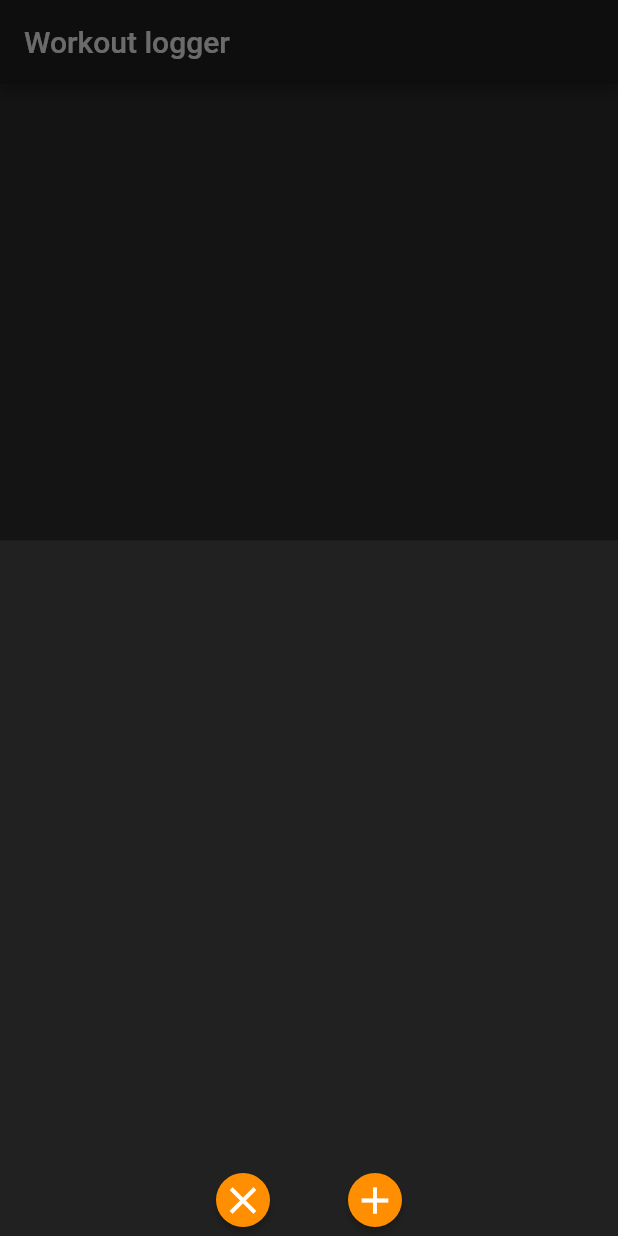
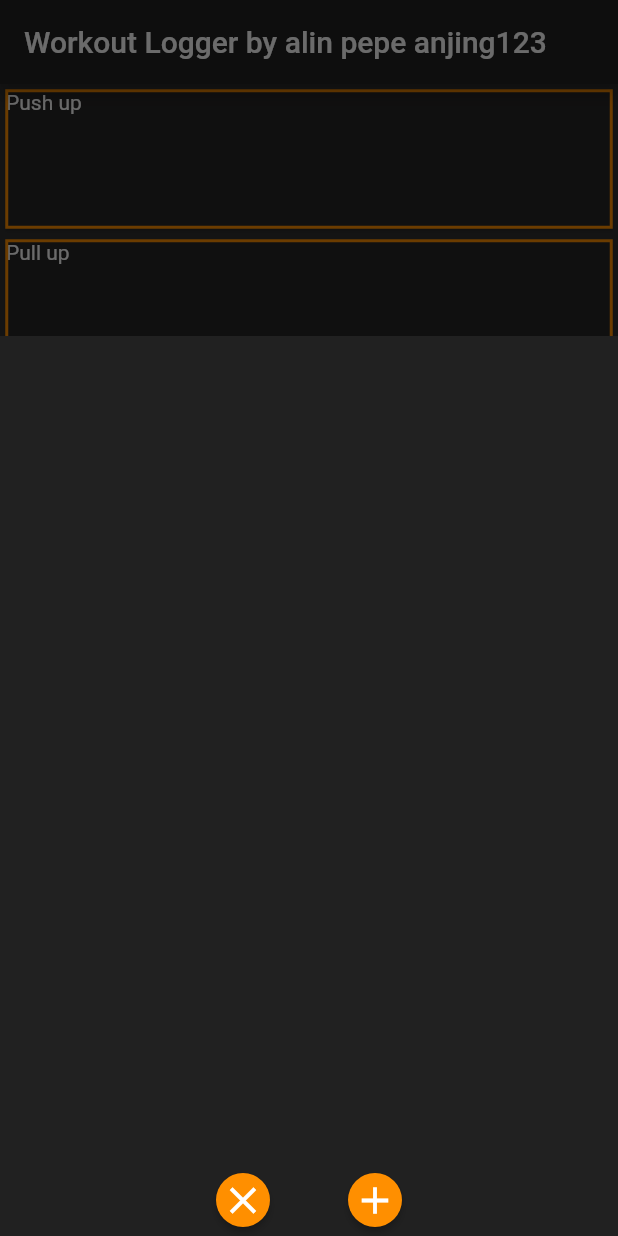
Before and after one commit to KuhakuPixel/Workout_Logger_App, a Flutter app: the screen it shows after launch, after a tap on the "add" icon, on a phone screen of 412 x 824 dp. Run offline on Flutter 3.47's test engine with Material 2 defaults, Android fonts, the phone set to English and light mode, and no system bars.

Commit message:
added a card item

```diff
--- /dev/null
+++ b/lib/CardItemWidgets/ExerciseItemWidget.dart
@@ -0,0 +1,30 @@
+import 'package:WorkoutLoggerApp/miscellaneousStuffs/ApplicationColorsPallete.dart';
+import 'package:flutter/material.dart';
+
+///An widget for containing an exercise item
+class ExerciseItemWidget extends StatelessWidget {
+  final String exerciseName;
+  //constructor
+  ExerciseItemWidget({this.exerciseName}) {}
+  @override
+  Widget build(BuildContext context) {
+    return Container(
+      child: Card(
+        child: Text(exerciseName),
+
+        //border property
+        shape: BeveledRectangleBorder(
+          side: BorderSide(
+            color: Colors.amber[800],
+            width:1,
+          ),
+        ),
+
+        color: ApplicationColorsPallete.ColorsPallete_["BlackGreyish"],
+        //elevation:10000000000000,
+      ),
+      width: double.maxFinite,
+      height: 100,
+    );
+  }
+}
--- a/lib/ContentPages/page.dart
+++ b/lib/ContentPages/page.dart
@@ -1,3 +1,4 @@
+import 'package:WorkoutLoggerApp/CardItemWidgets/ExerciseItemWidget.dart';
 import 'package:flutter/material.dart';
 
 class ApplicationPage extends StatelessWidget {
@@ -6,10 +7,11 @@ class ApplicationPage extends StatelessWidget {
   //constructor
   ApplicationPage({this.pageTitle});
 
+  ///show  a modal bottom sheet when a certainn button is pressed
   void ShowModalBottomSheet(BuildContext context) {
     showModalBottomSheet<void>(
       context: context,
-      isScrollControlled: false,
+      isScrollControlled: true,
       //takes in a function with taking in context as an argument and return a widget for the modar sheet
       builder: (BuildContext context) {
         return Container(
@@ -18,7 +20,7 @@ class ApplicationPage extends StatelessWidget {
           color: Colors.grey[900],
           child: Column(
             mainAxisAlignment: MainAxisAlignment.end,
-            //mainAxisSize: MainAxisSize.min,
+            //the input sheed content
             children: <Widget>[
               //close and confirm button
               Container(
@@ -38,7 +40,7 @@ class ApplicationPage extends StatelessWidget {
                       //padding: EdgeInsets.all(15.0),
                       shape: CircleBorder(),
                     ),
-                     //confirm button button
+                    //confirm button button
                     RawMaterialButton(
                       onPressed: () {
                         Navigator.pop(context);
@@ -50,11 +52,11 @@ class ApplicationPage extends StatelessWidget {
                         Icons.add,
                         size: 30.0,
                       ),
-                     // padding: EdgeInsets.all(15.0),
+                      // padding: EdgeInsets.all(15.0),
                       shape: CircleBorder(),
                     ),
                   ],
-                  mainAxisAlignment:MainAxisAlignment.center,
+                  mainAxisAlignment: MainAxisAlignment.center,
                 ),
                 alignment: Alignment.bottomCenter,
               )
@@ -65,13 +67,18 @@ class ApplicationPage extends StatelessWidget {
     );
   }
 
+  //a virtual function that will be implemented to be used for  each page
   @override
   Widget build(BuildContext context) {
     //allow some flexibility by wrapping all the widget in a containr
     return Scaffold(
-      body: Row(
-        //main content for the page
-        children: <Widget>[],
+      body: Column(
+        //main content for the page//where the items will be implemented
+        children: <Widget>[
+          //Text(this.pageTitle),
+          ExerciseItemWidget(exerciseName: "Push up"),
+          ExerciseItemWidget(exerciseName: "Pull up"),
+        ],
       ),
       // a floatingactionbuttonn that is built in as a parameter of schaffhold
       floatingActionButton: FloatingActionButton(
--- a/lib/main.dart
+++ b/lib/main.dart
@@ -47,9 +47,9 @@ class _AppStatefulWidgetState extends State<AppStatefulWidget> {
   //page content
   //this will be used as a page for the main content of the app
   static List<Widget> _pageContentOptions = <Widget>[
-    ApplicationPage(pageTitle: "Test"),
-    ApplicationPage(pageTitle: "Test"),
-    ApplicationPage(pageTitle: "Test"),
+    ApplicationPage(pageTitle: "page"),
+    ApplicationPage(pageTitle: "2"),
+    ApplicationPage(pageTitle: "3"),
   ];
 
   ///Called with an index as its argument according to which tab is pressed
@@ -64,14 +64,15 @@ class _AppStatefulWidgetState extends State<AppStatefulWidget> {
   Widget build(BuildContext context) {
     return Scaffold(
       appBar: AppBar(
-        title: Text('Workout logger'),
+        title: Text('Workout Logger by alin pepe anjing123'),
       ),
-      //the body parameter keeps track of the pages
+      //the body will control the main page content
       body: _pageContentOptions[_selectedPageIndex],
 
       //the bottom navigation bar//containing it with card to allow for more decoration
       bottomNavigationBar: Card(
         child: BottomNavigationBar(
+          //tab bar's icons and buttons
           items: <BottomNavigationBarItem>[
             BottomNavigationBarItem(
               icon: Icon(Icons.home),
--- /dev/null
+++ b/lib/miscellaneousStuffs/ApplicationColorsPallete.dart
@@ -0,0 +1,16 @@
+import 'package:flutter/cupertino.dart';
+
+class ApplicationColorsPallete {
+  ///a dictionary of Color name and Color with custom rgb
+  static final Map<String, Color> ColorsPallete_ = {
+    "BlackGreyish": Color.fromRGBO(38, 37, 37, 1.0),
+    "Creamy human color": Color.fromRGBO(227, 195, 157, 1.0),
+    "Light Grey": Color.fromRGBO(68, 68, 68, 1.0),
+    "Light Grey 2": Color.fromRGBO(118, 114, 113, 1.0),
+    "Light grey 3": Color.fromRGBO(148, 148, 148, 1.0),
+    "Light grey 4": Color.fromRGBO(80, 74, 73, 1.0),
+    "Light blue 1": Color.fromRGBO(108, 126, 180, 1.0),
+    "Light blue 2": Color.fromRGBO(56, 76, 132, 1.0),
+    "Light blue 3": Color.fromRGBO(42, 48, 80, 1.0),
+  };
+}
```
Also changed, not shown: SDD/Screenshot_2.png (added).
